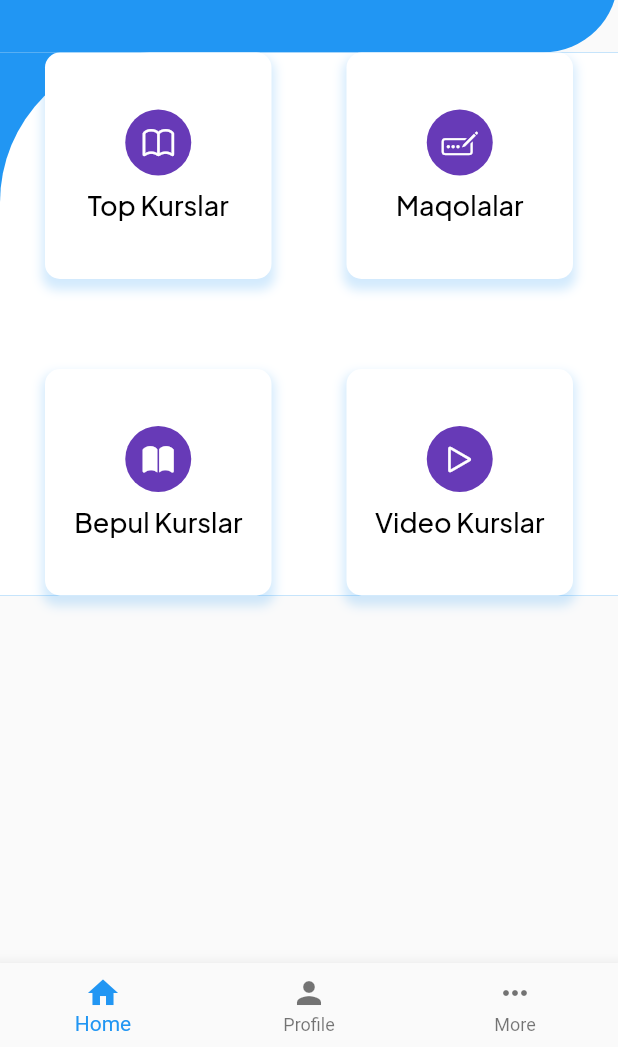
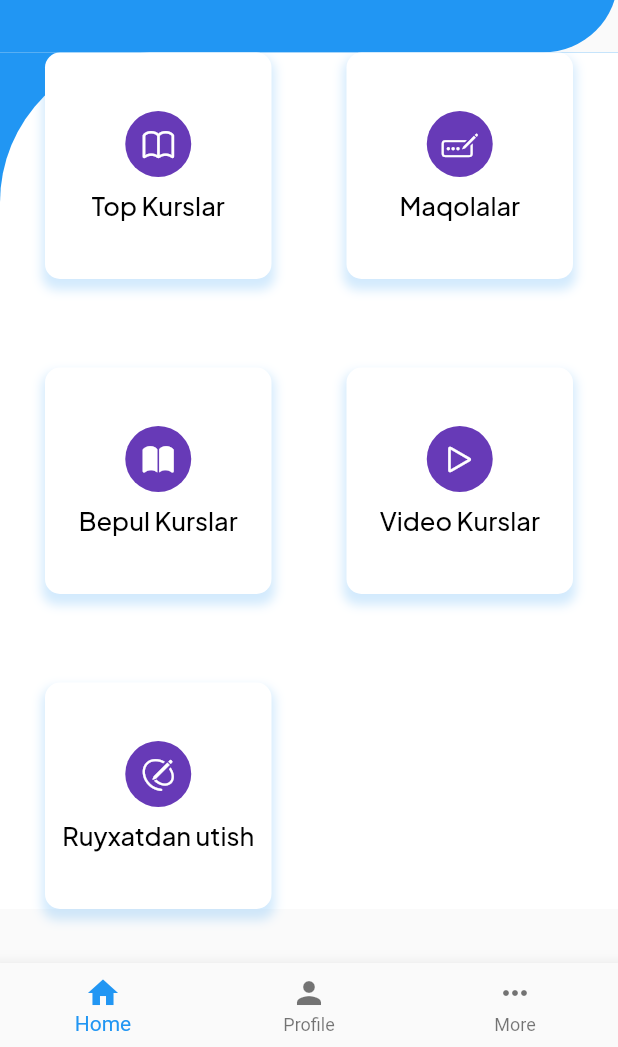
Before and after one commit to Ravshan0000/webdizayn, a Flutter app: the screen it shows after launch, on a phone screen of 412 x 824 dp, the part 189-1236 px from its top. Run offline on Flutter 3.47's test engine with Material 2 defaults, Android fonts, the phone set to English and light mode, and no system bars; our stand-ins replace flutter_svg; missing offline and left inert: syncfusion_flutter_pdfviewer.

Commit message:
I clicked the registration button

```diff
--- a/lib/main.dart
+++ b/lib/main.dart
@@ -15,6 +15,7 @@ class MyApp extends StatelessWidget {
   @override
   Widget build(BuildContext context) {
     return const MaterialApp(
+
       debugShowCheckedModeBanner: false,
       home: Home(),
     //  asdfasdfa
--- a/lib/presentation/ui/resources/styles.dart
+++ b/lib/presentation/ui/resources/styles.dart
@@ -8,7 +8,7 @@ abstract class Styles{
    fontWeight: FontWeight.w600,
  );
  static TextStyle getBookTitleStyle()=> const TextStyle(
-   fontSize: 18,
+   fontSize: 17,
    color: AppColors.primaryColor,
    fontFamily: "Schyler",
    fontWeight: FontWeight.w500,
--- a/lib/presentation/ui/screens/home/home.dart
+++ b/lib/presentation/ui/screens/home/home.dart
@@ -78,7 +78,7 @@ class _HomeState extends State<Home> {
                   crossAxisCount: 2,
                 shrinkWrap: true,
                 crossAxisSpacing: 50,
-                mainAxisSpacing: 60,
+                mainAxisSpacing: 59,
                 children: [
                   InkWell(
                     onTap: () {
@@ -102,15 +102,17 @@ class _HomeState extends State<Home> {
                       final url =Uri.parse("https://www.youtube.com/@baxtiyoryuldashev4049");
                       if(await canLaunchUrl(url)){
                         await launchUrl(url);
-                      }
-                    },
+                      }},
                     child: itmDashboard("Video Kurslar", CupertinoIcons.play, Colors.deepPurple),
                   ),
-
-
-
-
-
+                  InkWell(
+                    onTap: () async {
+                      final url =Uri.parse("https://webdizayn.uz/login");
+                      if(await canLaunchUrl(url)){
+                        await launchUrl(url);
+                      }},
+                    child: itmDashboard("Ruyxatdan utish", CupertinoIcons.pencil_outline, Colors.deepPurple),
+                  ),
 
                 ],),
               ),
@@ -124,6 +126,7 @@ class _HomeState extends State<Home> {
             icon: Icon(Icons.home),
             label: 'Home',
           ),
+
           BottomNavigationBarItem(
             icon: Icon(Icons.person),
             label: 'Profile',
```
Also changed, not shown: 2 other files.
